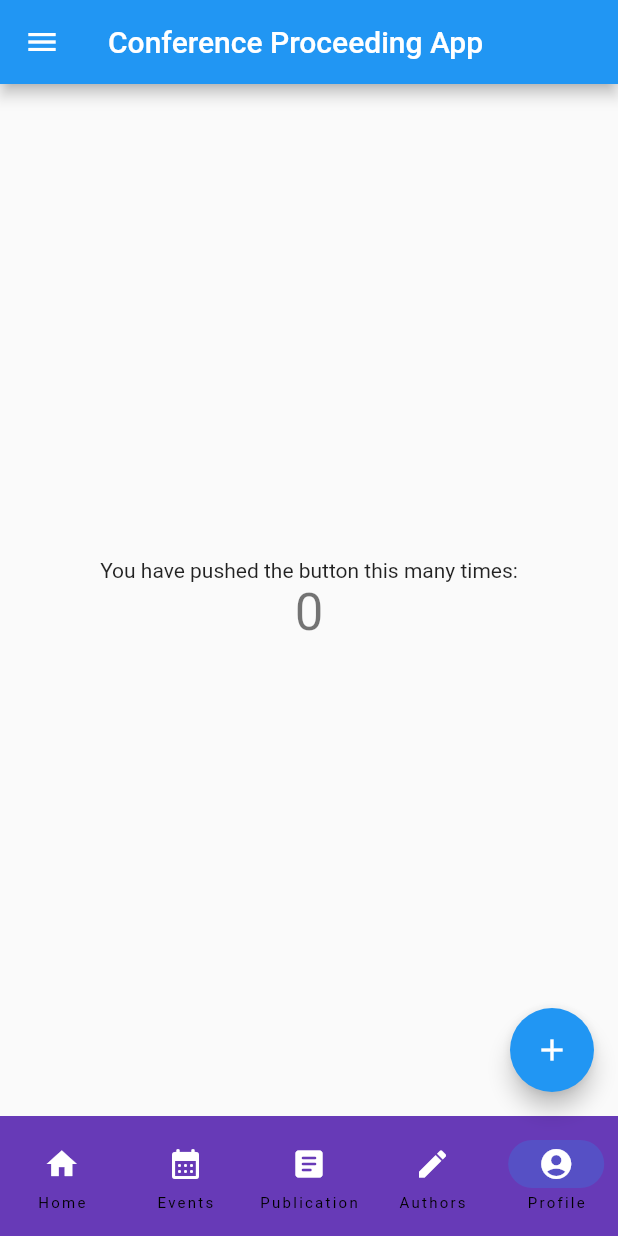
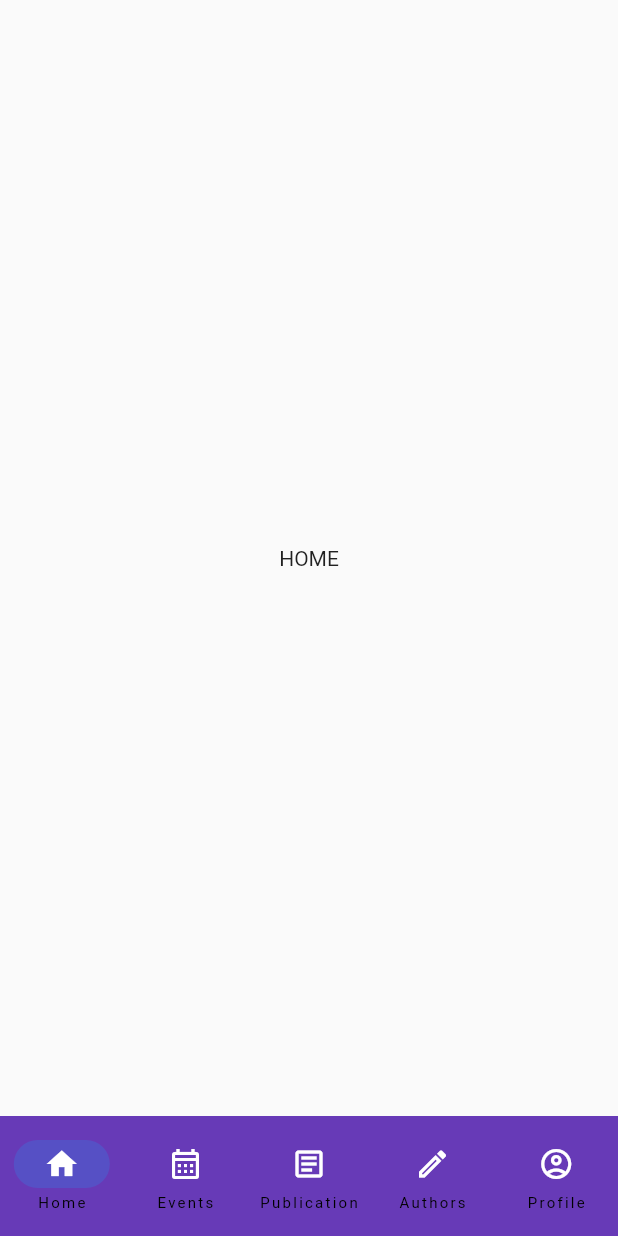
Before and after one commit to syafiqoarashy/pbp-final-project, a Flutter app: the screen it shows after launch, on a phone screen of 412 x 824 dp. Run offline on Flutter 3.47's test engine with Material 2 defaults, Android fonts, the phone set to English and light mode, and no system bars.

Commit message:
clean up directory, fix (the funcional of) the navbar

```diff
--- a/lib/main.dart
+++ b/lib/main.dart
@@ -1,6 +1,6 @@
 import 'package:flutter/material.dart';
-import 'package:acb_isbe/page/drawer.dart';
-import 'package:acb_isbe/page/bottom_navbar.dart';
+import 'package:acb_isbe/page/publication_page.dart';
+import 'package:acb_isbe/page/login.dart';
 
 void main() {
   runApp(const MyApp());
@@ -8,112 +8,94 @@ void main() {
 
 class MyApp extends StatelessWidget {
   const MyApp({super.key});
-
-  // This widget is the root of your application.
   @override
   Widget build(BuildContext context) {
     return MaterialApp(
       title: 'ACB-ISBE',
       theme: ThemeData(
-        // This is the theme of your application.
-        //
-        // Try running your application with "flutter run". You'll see the
-        // application has a blue toolbar. Then, without quitting the app, try
-        // changing the primarySwatch below to Colors.green and then invoke
-        // "hot reload" (press "r" in the console where you ran "flutter run",
-        // or simply save your changes to "hot reload" in a Flutter IDE).
-        // Notice that the counter didn't reset back to zero; the application
-        // is not restarted.
         primarySwatch: Colors.blue,
       ),
-      home: const MyHomePage(title: 'Conference Proceeding App'),
+      home: MainPage(),
     );
   }
 }
 
-class MyHomePage extends StatefulWidget {
-  const MyHomePage({super.key, required this.title});
+class MainPage extends StatefulWidget {
+  @override
+  _MainPageState createState() => _MainPageState();
+}
 
-  // This widget is the home page of your application. It is stateful, meaning
-  // that it has a State object (defined below) that contains fields that affect
-  // how it looks.
-
-  // This class is the configuration for the state. It holds the values (in this
-  // case the title) provided by the parent (in this case the App widget) and
-  // used by the build method of the State. Fields in a Widget subclass are
-  // always marked "final".
-
-  final String title;
+class _MainPageState extends State<MainPage> {
+  int index = 0;
+  final screens = [
+    Center(child: Text('HOME')),
+    Center(child: Text('EVENTS')),
+    PublicationPage(),
+    Center(child: Text('AUTHORS')),
+    LoginPage(),
+  ];
 
   @override
-  State<MyHomePage> createState() => _MyHomePageState();
-}
-
-class _MyHomePageState extends State<MyHomePage> {
-  int _counter = 0;
-
-  void _incrementCounter() {
-    setState(() {
-      // This call to setState tells the Flutter framework that something has
-      // changed in this State, which causes it to rerun the build method below
-      // so that the display can reflect the updated values. If we changed
-      // _counter without calling setState(), then the build method would not be
-      // called again, and so nothing would appear to happen.
-      _counter++;
-    });
-  }
-
-  @override
-  Widget build(BuildContext context) {
-    // This method is rerun every time setState is called, for instance as done
-    // by the _incrementCounter method above.
-    //
-    // The Flutter framework has been optimized to make rerunning build methods
-    // fast, so that you can just rebuild anything that needs updating rather
-    // than having to individually change instances of widgets.
-    return Scaffold(
-      appBar: AppBar(
-        // Here we take the value from the MyHomePage object that was created by
-        // the App.build method, and use it to set our appbar title.
-        title: Text(widget.title),
+  Widget build(BuildContext context) => Scaffold(
+    body: screens[index],
+    bottomNavigationBar: NavigationBar(
+      backgroundColor: Colors.deepPurple,
+      selectedIndex: index,
+      onDestinationSelected: (index) =>
+          setState(() => this.index = index),
+      animationDuration: Duration(seconds: 1),
+      destinations: const [
+        NavigationDestination(
+            icon: Icon(
+                Icons.home_outlined,
+                color: Colors.white
             ),
-      drawer: displayDrawer.display(context),
-      body: Center(
-        // Center is a layout widget. It takes a single child and positions it
-        // in the middle of the parent.
-        child: Column(
-          // Column is also a layout widget. It takes a list of children and
-          // arranges them vertically. By default, it sizes itself to fit its
-          // children horizontally, and tries to be as tall as its parent.
-          //
-          // Invoke "debug painting" (press "p" in the console, choose the
-          // "Toggle Debug Paint" action from the Flutter Inspector in Android
-          // Studio, or the "Toggle Debug Paint" command in Visual Studio Code)
-          // to see the wireframe for each widget.
-          //
-          // Column has various properties to control how it sizes itself and
-          // how it positions its children. Here we use mainAxisAlignment to
-          // center the children vertically; the main axis here is the vertical
-          // axis because Columns are vertical (the cross axis would be
-          // horizontal).
-          mainAxisAlignment: MainAxisAlignment.center,
-          children: <Widget>[
-            const Text(
-              'You have pushed the button this many times:',
+            selectedIcon: Icon(
+                Icons.home,
+                color: Colors.white
             ),
-            Text(
-              '$_counter',
-              style: Theme.of(context).textTheme.headline4,
+            label: 'Home'),
+        NavigationDestination(
+            icon: Icon(
+                Icons.calendar_month_outlined,
+                color: Colors.white
             ),
+            selectedIcon: Icon(
+                Icons.calendar_month_rounded,
+                color: Colors.white
+            ),
+            label: 'Events'),
+        NavigationDestination(
+            icon: Icon(
+                Icons.article_outlined,
+                color: Colors.white
+            ),
+            selectedIcon: Icon(
+                Icons.article_rounded,
+                color: Colors.white
+            ),
+            label: 'Publication'),
+        NavigationDestination(
+            icon: Icon(
+                Icons.edit_outlined,
+                color: Colors.white
+            ),
+            selectedIcon: Icon(
+                Icons.edit,
+                color: Colors.white
+            ),
+            label: 'Authors'),
+        NavigationDestination(
+            icon: Icon(
+                Icons.account_circle_outlined,
+                color: Colors.white
+            ),
+            selectedIcon: Icon(
+                Icons.account_circle_rounded,
+                color: Colors.white
+            ),
+            label: 'Profile'),
       ],
     ),
-      ),
-      floatingActionButton: FloatingActionButton(
-        onPressed: _incrementCounter,
-        tooltip: 'Increment',
-        child: const Icon(Icons.add),
-      ),
-      bottomNavigationBar: displayNavbar.display(context),
   );
 }
-}
--- a/lib/page/bottom_navbar.dart
+++ /dev/null
@@ -1,129 +0,0 @@
-import 'package:acb_isbe/page/publication_page.dart';
-import 'package:flutter/material.dart';
-import 'package:acb_isbe/main.dart';
-import 'package:acb_isbe/page/login.dart';
-import 'package:google_nav_bar/google_nav_bar.dart';
-
-// class displayNavbar {
-//   static display(BuildContext context) {
-//     return Container(
-//       color: Colors.deepPurple,
-//       child: Padding(
-//         padding: const EdgeInsets.fromLTRB(0.0, 0.0, 0.0, 10.0),
-//         child: GNav(
-//           backgroundColor: Colors.deepPurple,
-//           color: Colors.white,
-//           activeColor: Colors.white,
-//           tabBackgroundColor: Colors.white.withOpacity(0.2),
-//           gap: 8,
-//           tabs: [
-//             GButton(
-//               icon: Icons.home,
-//               onPressed: () {
-//                 Navigator.pushReplacement(
-//                   context,
-//                   MaterialPageRoute(builder: (context) => const MyHomePage(title: 'Conference Proceeding App')),
-//                 );
-//               },
-//             ),
-//             GButton(
-//               icon: Icons.calendar_month_rounded,
-//               onPressed: () {
-//                 Navigator.pushReplacement(
-//                   context,
-//                   MaterialPageRoute(builder: (context) => const MyHomePage(title: 'Conference Proceeding App')),
-//                 );
-//               },
-//             ),
-//             GButton(
-//               icon: Icons.article_rounded,
-//               onPressed: () {
-//                 Navigator.pushReplacement(
-//                   context,
-//                   MaterialPageRoute(builder: (context) => const PublicationPage()),
-//                 );
-//               },
-//             ),
-//             GButton(
-//               icon: Icons.edit,
-//               onPressed: () {
-//                 Navigator.pushReplacement(
-//                   context,
-//                   MaterialPageRoute(builder: (context) => const MyHomePage(title: 'Conference Proceeding App')),
-//                 );
-//               },
-//             ),
-//             GButton(
-//               icon: Icons.account_circle,
-//               onPressed: () {
-//                 Navigator.pushReplacement(
-//                   context,
-//                   MaterialPageRoute(builder: (context) => const LoginPage()),
-//                 );
-//               },
-//             ),
-//           ]
-//         ),
-//       ),
-//     );
-//   }
-// }
-
-class BottomNavbar extends StatefulWidget {
-  const BottomNavbar({Key? key}) : super(key: key);
-
-  @override
-  State<BottomNavbar> createState() => _BottomNavbar();
-}
-
-class _BottomNavbar extends State<BottomNavbar> {
-  @override
-  Widget build(BuildContext context) {
-    // TODO: implement build
-    throw UnimplementedError();
-  }
-
-}
-
-class displayNavbar {
-  static display(BuildContext context) {
-    int index = 4;
-
-    return NavigationBar(
-      backgroundColor: Colors.deepPurple,
-      selectedIndex: index,
-      destinations: const [
-        NavigationDestination(
-            icon: Icon(
-                Icons.home,
-                color: Colors.white
-            ),
-            label: 'Home'),
-        NavigationDestination(
-            icon: Icon(
-                Icons.calendar_month_rounded,
-                color: Colors.white
-            ),
-            label: 'Events'),
-        NavigationDestination(
-            icon: Icon(
-                Icons.article_rounded,
-                color: Colors.white
-            ),
-            label: 'Publication'),
-        NavigationDestination(
-            icon: Icon(
-                Icons.edit,
-                color: Colors.white
-            ),
-            label: 'Authors'),
-        NavigationDestination(
-            icon: Icon(
-                Icons.account_circle,
-                color: Colors.white
-            ),
-            label: 'Profile'),
-      ],
-    );
-  }
-}
--- a/lib/page/drawer.dart
+++ /dev/null
@@ -1,55 +0,0 @@
-import 'package:acb_isbe/page/publication_page.dart';
-import 'package:flutter/material.dart';
-import 'package:acb_isbe/main.dart';
-import 'package:acb_isbe/page/login.dart';
-import 'package:acb_isbe/page/mywatchlist_page.dart';
-
-class displayDrawer {
-  static display(BuildContext context) {
-    return Drawer(
-      child: Column(
-        children: [
-          ListTile(
-            title: const Text('')
-          ),
-          ListTile(
-            title: const Text('Counter'),
-            onTap: () {
-              Navigator.pushReplacement(
-                context,
-                MaterialPageRoute(builder: (context) => const MyHomePage(title: 'Conference Proceeding App')),
-              );
-            },
-          ),
-          ListTile(
-            title: const Text('Publication'),
-            onTap: () {
-              Navigator.pushReplacement(
-                context,
-                MaterialPageRoute(builder: (context) => const PublicationPage()),
-              );
-            },
-          ),
-          ListTile(
-            title: const Text('Login'),
-            onTap: () {
-              Navigator.pushReplacement(
-                context,
-                MaterialPageRoute(builder: (context) => const LoginPage()),
-              );
-            },
-          ),
-          ListTile(
-            title: const Text('My Watchlist'),
-            onTap: () {
-              Navigator.pushReplacement(
-                context,
-                MaterialPageRoute(builder: (context) => const MyWatchlistPage()),
-              );
-            },
-          ),
-        ],
-      ),
-    );
-  }
-}
--- a/lib/page/publication_details.dart
+++ b/lib/page/publication_details.dart
@@ -1,5 +1,4 @@
 import 'package:flutter/material.dart';
-import 'package:acb_isbe/page/bottom_navbar.dart';
 
 class PublicationDetailsPage extends StatefulWidget {
   PublicationDetailsPage ({Key? key,
@@ -162,7 +161,6 @@ class _DetailsPageState extends State<PublicationDetailsPage> {
             ),
           ]
       ),
-      bottomNavigationBar: displayNavbar.display(context),
     );
   }
 
```
Also changed, not shown: lib/page/login.dart (+0 -7 lines), lib/page/mywatchlist_details.dart (deleted, +0 -108 lines), lib/page/mywatchlist_page.dart (deleted, +0 -95 lines), lib/page/publication_page.dart (+3 -5 lines). Lines whose indentation alone changed are shown as unchanged.
